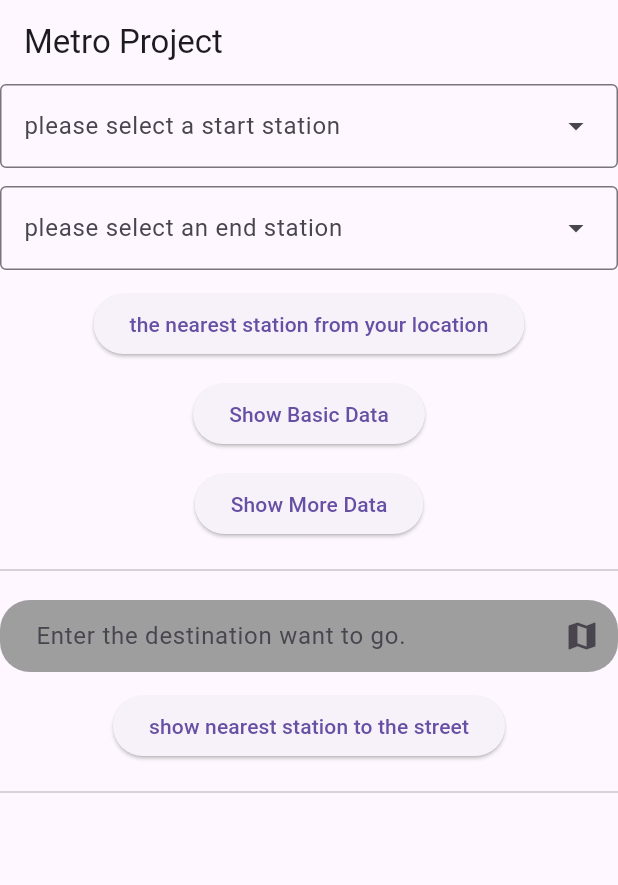
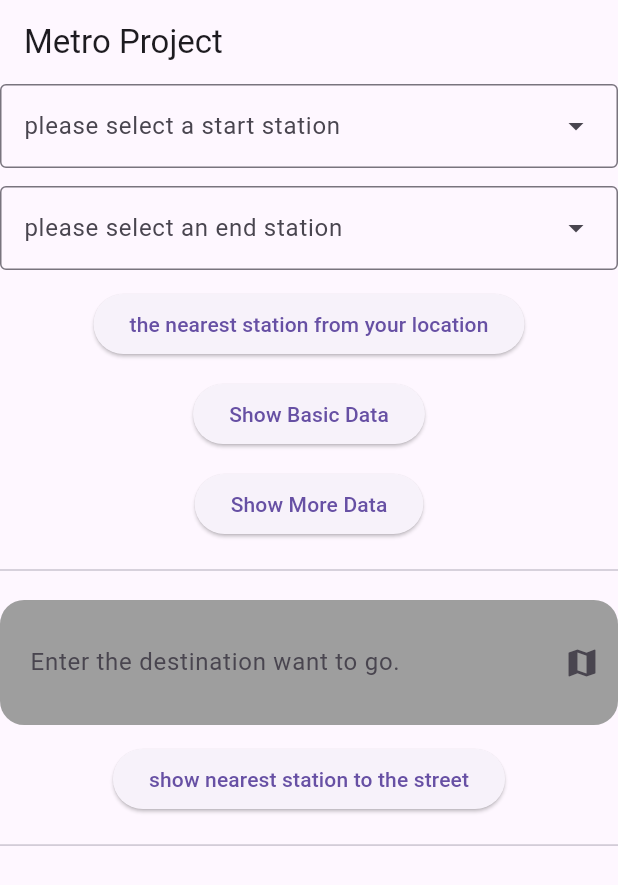
Before and after one commit to Amrwael10/metro_project, a Flutter app: the screen it shows after launch, on a phone screen of 412 x 824 dp. Shown: the top 885 px of the screen. Run offline on Flutter 3.47's test engine with Material 3 defaults, Android fonts, the light colour scheme and no system bars; our stand-ins replace dartx, flutter_screenutil, geocoding, geolocator, get.

Commit message:
made the design responsive

```diff
--- a/lib/main.dart
+++ b/lib/main.dart
@@ -1,4 +1,5 @@
 import 'package:flutter/material.dart';
+import 'package:flutter_screenutil/flutter_screenutil.dart';
 import 'package:get/get_navigation/src/root/get_material_app.dart';
 import 'package:seconed_depi/metro_project/managers/RoutesManager.dart';
 
@@ -14,10 +15,15 @@ class MyApp extends StatelessWidget {
   // This widget is the root of your application.
   @override
   Widget build(BuildContext context) {
-    return GetMaterialApp(
-      debugShowCheckedModeBanner: false,
-      onGenerateRoute: RoutesManager.router,
-      initialRoute: RoutesManager.home,
+    return ScreenUtilInit(minTextAdapt: true,designSize: const Size(512,333),
+      splitScreenMode: true,
+// el size just for testing
+
+      child: GetMaterialApp(
+        debugShowCheckedModeBanner: false,
+        onGenerateRoute: RoutesManager.router,
+        initialRoute: RoutesManager.home,
+      ),
     );
   }
 }
--- a/lib/metro_project/screens/HomePage.dart
+++ b/lib/metro_project/screens/HomePage.dart
@@ -1,6 +1,7 @@
 import 'dart:collection';
 import 'package:dartx/dartx.dart';
 import 'package:flutter/material.dart';
+import 'package:flutter_screenutil/flutter_screenutil.dart';
 import 'package:get/get.dart';
 import 'package:seconed_depi/metro_project/data/data.dart';
 import 'package:seconed_depi/metro_project/screens/DetailsPage.dart';
@@ -104,8 +105,9 @@ class _HomePageState extends State<HomePage> {
   @override
   Widget build(BuildContext context) {
     return Scaffold(
-      appBar: AppBar(title: const Text("Metro Project")),
-      body: SafeArea(
+      appBar: AppBar(title: Text("Metro Project")),
+      body: SingleChildScrollView(
+        scrollDirection: Axis.vertical,
         child: Column(
           spacing: 12,
           children: [
@@ -129,7 +131,7 @@ class _HomePageState extends State<HomePage> {
                 },
                 controller: endController,
                 hintText: 'please select an end station',
-                width: double.infinity,
+                width: double.infinity.w,
                 enableSearch: true,
                 enableFilter: true,
                 requestFocusOnTap: true,
@@ -164,9 +166,9 @@ class _HomePageState extends State<HomePage> {
                   hintText: 'Enter the destination want to go.',
                   filled: true,
                   fillColor: Colors.grey,
-                  contentPadding: EdgeInsets.symmetric(vertical: 12, horizontal: 20),
+                  contentPadding: EdgeInsets.symmetric(vertical: 12.h, horizontal: 20.w),
                   border: OutlineInputBorder(
-                    borderRadius: BorderRadius.circular(20),
+                    borderRadius: BorderRadius.circular(20.r),
                     borderSide: BorderSide.none,),
                   suffixIcon: IconButton(
                       onPressed: (){},
@@ -181,18 +183,18 @@ class _HomePageState extends State<HomePage> {
                 child: Text('show nearest station to the street'),
             ),
             const Divider(),
-            Expanded(
-              child: Obx(() {
+      Obx(() {
         return ListView.builder(
+            shrinkWrap: true,
+            physics: NeverScrollableScrollPhysics(),
             itemCount: BasicOutputMessages.length,
             itemBuilder: (context, index) {
               return ListTile(
                 title: Text(BasicOutputMessages[index]),
               );
-                  },
-                );
+            });
+
       }),
-            ),
           ],
         ),
       ),
--- a/pubspec.yaml
+++ b/pubspec.yaml
@@ -40,6 +40,7 @@ dependencies:
   url_launcher: ^6.3.2
   geocoding: ^4.0.0
   flutter_native_splash: ^2.4.6
+  flutter_screenutil: ^5.9.3
 
 
 
```
Also changed, not shown: lib/metro_project/managers/ColorsManager.dart (added, +7 -0 lines), lib/metro_project/screens/DetailsPage.dart (+4 -3 lines), assets/images/logo.jpg (added), pubspec.lock, 31 other files. Lines whose indentation alone changed are shown as unchanged.
